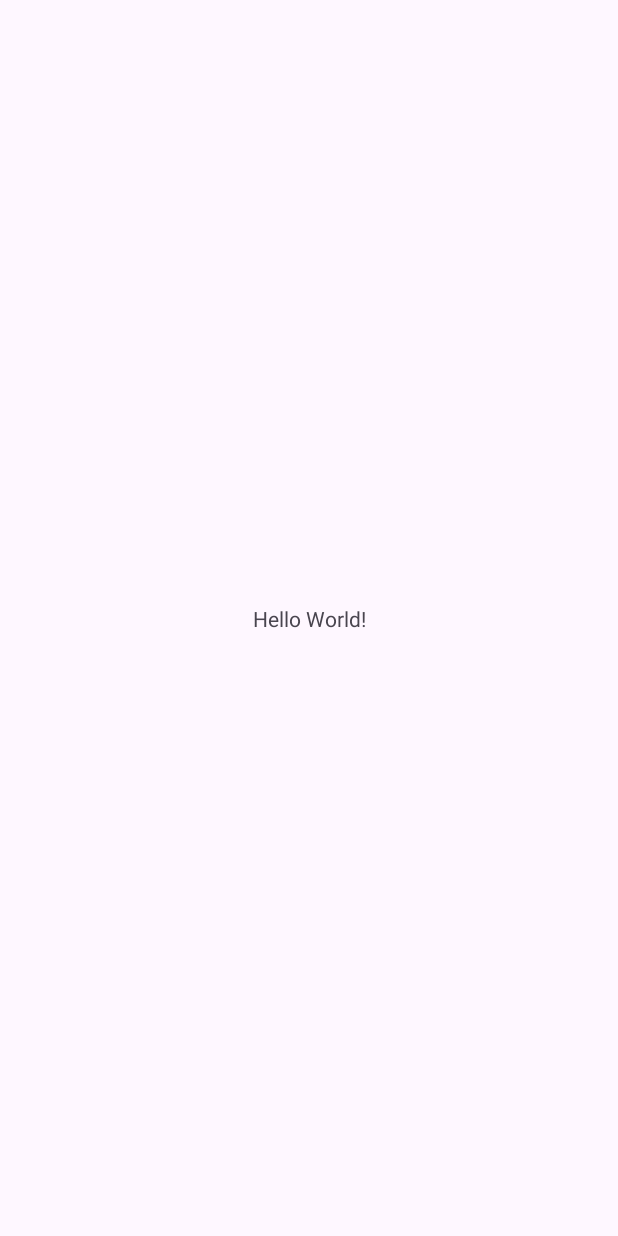
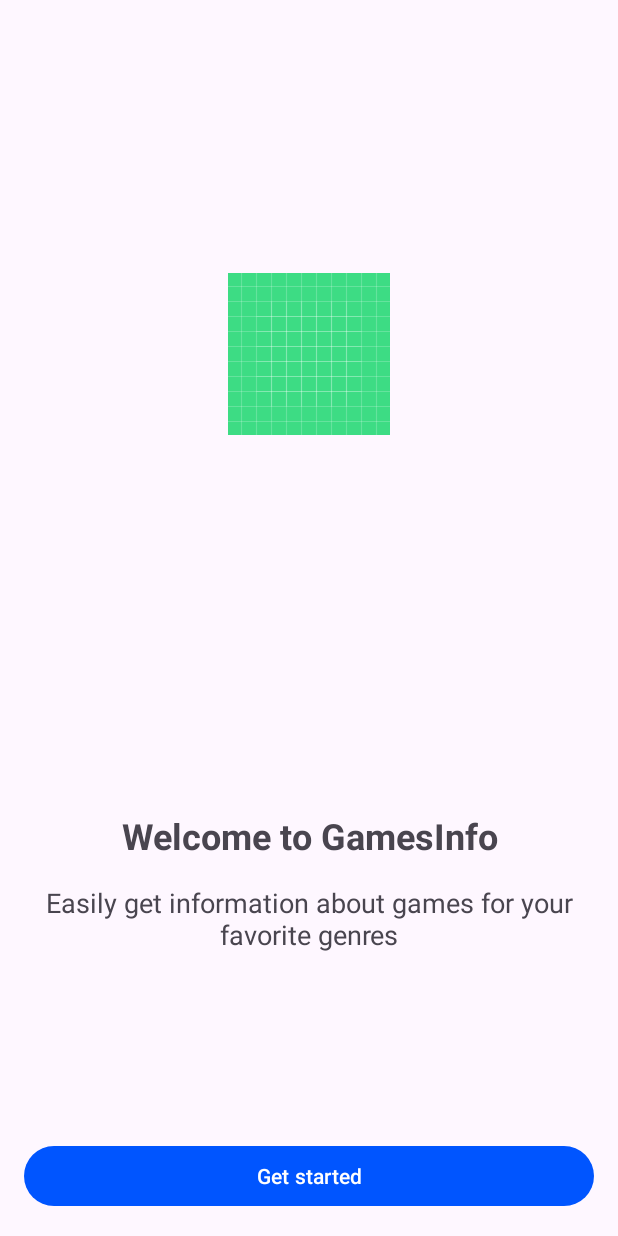
Before and after one commit to tvodnica/GamesInfoApp, an Android app: the screen it shows after launch (MainActivity), on a phone screen of 412 x 824 dp. Before the commit the screen is almost empty. Run offline under Robolectric (Android 15) with nearby library versions, the phone set to English and light mode, and no system bars.

Commit message:
Created welcome and genre selection screens, added saving and reading selected genres

```diff
--- a/app/build.gradle.kts
+++ b/app/build.gradle.kts
@@ -44,7 +44,10 @@ dependencies {
     implementation("androidx.appcompat:appcompat:1.6.1")
     implementation("com.google.android.material:material:1.10.0")
     implementation("androidx.constraintlayout:constraintlayout:2.1.4")
+    implementation("androidx.navigation:navigation-fragment-ktx:2.7.5")
+    implementation("androidx.navigation:navigation-ui-ktx:2.7.5")
     testImplementation("junit:junit:4.13.2")
     androidTestImplementation("androidx.test.ext:junit:1.1.5")
     androidTestImplementation("androidx.test.espresso:espresso-core:3.5.1")
+    implementation("androidx.preference:preference-ktx:1.2.1")
 }
--- /dev/null
+++ b/app/src/main/java/com/tvodnica/gamesinfo/view/WelcomeFragment.kt
@@ -0,0 +1,30 @@
+package com.tvodnica.gamesinfo.view
+
+import android.os.Bundle
+import android.view.LayoutInflater
+import android.view.View
+import android.view.ViewGroup
+import androidx.fragment.app.Fragment
+import androidx.navigation.fragment.findNavController
+import com.tvodnica.gamesinfo.R
+import com.tvodnica.gamesinfo.databinding.FragmentWelcomeBinding
+
+class WelcomeFragment : Fragment() {
+
+    private lateinit var binding: FragmentWelcomeBinding
+    override fun onCreateView(
+        inflater: LayoutInflater, container: ViewGroup?,
+        savedInstanceState: Bundle?
+    ): View? {
+        binding = FragmentWelcomeBinding.inflate(layoutInflater, container, false)
+        setupListeners()
+        return binding.root
+    }
+
+    private fun setupListeners() {
+        binding.btnGetStarted.setOnClickListener {
+             findNavController().navigate(R.id.action_welcome_to_genreSelection)
+        }
+    }
+
+}
--- /dev/null
+++ b/app/src/main/res/drawable/baseline_check_24.xml
@@ -0,0 +1,5 @@
+<vector android:height="24dp" android:tint="#000000"
+    android:viewportHeight="24" android:viewportWidth="24"
+    android:width="24dp" xmlns:android="http://schemas.android.com/apk/res/android">
+    <path android:fillColor="@android:color/white" android:pathData="M9,16.17L4.83,12l-1.42,1.41L9,19 21,7l-1.41,-1.41z"/>
+</vector>
--- a/app/src/main/res/layout/activity_main.xml
+++ b/app/src/main/res/layout/activity_main.xml
@@ -1,18 +1,19 @@
 <?xml version="1.0" encoding="utf-8"?>
-<androidx.constraintlayout.widget.ConstraintLayout xmlns:android="http://schemas.android.com/apk/res/android"
+<FrameLayout xmlns:android="http://schemas.android.com/apk/res/android"
     xmlns:app="http://schemas.android.com/apk/res-auto"
     xmlns:tools="http://schemas.android.com/tools"
     android:layout_width="match_parent"
     android:layout_height="match_parent"
     tools:context=".MainActivity">
 
-    <TextView
-        android:layout_width="wrap_content"
-        android:layout_height="wrap_content"
-        android:text="Hello World!"
-        app:layout_constraintBottom_toBottomOf="parent"
-        app:layout_constraintEnd_toEndOf="parent"
-        app:layout_constraintStart_toStartOf="parent"
-        app:layout_constraintTop_toTopOf="parent" />
+    <fragment
+        android:layout_width="match_parent"
+        android:layout_height="match_parent"
+        android:id="@+id/my_nav_host_fragment"
+        android:name="androidx.navigation.fragment.NavHostFragment"
+        app:navGraph="@navigation/mobile_navigation"
+        app:defaultNavHost="true"
+        />
 
-</androidx.constraintlayout.widget.ConstraintLayout>
+
+</FrameLayout>
--- /dev/null
+++ b/app/src/main/res/layout/fragment_welcome.xml
@@ -0,0 +1,60 @@
+<?xml version="1.0" encoding="utf-8"?>
+<LinearLayout xmlns:android="http://schemas.android.com/apk/res/android"
+    xmlns:tools="http://schemas.android.com/tools"
+    android:layout_width="match_parent"
+    android:layout_height="match_parent"
+    android:orientation="vertical"
+    android:padding="@dimen/screen_padding"
+    tools:context=".view.WelcomeFragment">
+
+    <FrameLayout
+        android:layout_width="match_parent"
+        android:layout_height="0dp"
+        android:layout_weight="5">
+
+        <ImageView
+            android:layout_width="wrap_content"
+            android:layout_height="wrap_content"
+            android:layout_gravity="center"
+            android:src="@drawable/ic_launcher_background" />
+    </FrameLayout>
+
+    <LinearLayout
+        android:layout_width="match_parent"
+        android:layout_height="0dp"
+        android:layout_weight="3"
+        android:gravity="center"
+        android:orientation="vertical">
+
+        <TextView
+            android:layout_width="match_parent"
+            android:layout_height="wrap_content"
+            android:layout_marginBottom="@dimen/screen_padding"
+            android:text="@string/welcome_to_gamesinfo"
+            android:textAlignment="center"
+            android:textSize="@dimen/h1"
+            android:textStyle="bold" />
+
+        <TextView
+            android:layout_width="match_parent"
+            android:layout_height="wrap_content"
+            android:text="@string/welcome_message"
+            android:textAlignment="center"
+            android:textSize="@dimen/h2" />
+    </LinearLayout>
+
+    <FrameLayout
+        android:layout_width="match_parent"
+        android:layout_height="0dp"
+        android:layout_weight="1">
+
+        <Button
+            android:id="@+id/btn_getStarted"
+            android:layout_width="match_parent"
+            android:layout_height="wrap_content"
+            android:layout_gravity="bottom"
+            android:text="@string/getstarted" />
+    </FrameLayout>
+
+
+</LinearLayout>
--- /dev/null
+++ b/app/src/main/res/navigation/mobile_navigation.xml
@@ -0,0 +1,22 @@
+<?xml version="1.0" encoding="utf-8"?>
+<navigation xmlns:android="http://schemas.android.com/apk/res/android"
+    xmlns:app="http://schemas.android.com/apk/res-auto"
+    xmlns:tools="http://schemas.android.com/tools"
+    android:id="@+id/mobile_navigation.xml"
+    app:startDestination="@id/welcomeFragment">
+
+    <fragment
+        android:id="@+id/welcomeFragment"
+        android:name="com.tvodnica.gamesinfo.view.WelcomeFragment"
+        android:label="fragment_welcome"
+        tools:layout="@layout/fragment_welcome" >
+        <action
+            android:id="@+id/action_welcome_to_genreSelection"
+            app:destination="@id/genreSelectionFragment" />
+    </fragment>
+    <fragment
+        android:id="@+id/genreSelectionFragment"
+        android:name="com.tvodnica.gamesinfo.view.GenreSelectionFragment"
+        android:label="fragment_genre_selection"
+        tools:layout="@layout/fragment_genre_selection" />
+</navigation>
--- a/app/src/main/res/values/colors.xml
+++ b/app/src/main/res/values/colors.xml
@@ -3,4 +3,6 @@
     <color name="black">#FF000000</color>
     <color name="white">#FFFFFFFF</color>
     <color name="blue">#FF0055FF</color>
+    <color name="lime">#00C300</color>
+    <color name="light_gray">#FCCC</color>
 </resources>
--- /dev/null
+++ b/app/src/main/res/values/dimens.xml
@@ -0,0 +1,7 @@
+<?xml version="1.0" encoding="utf-8"?>
+<resources>
+    <dimen name="h1">24dp</dimen>
+    <dimen name="h2">18dp</dimen>
+    <dimen name="h3">16dp</dimen>
+    <dimen name="screen_padding">16dp</dimen>
+</resources>
--- a/app/src/main/res/values/strings.xml
+++ b/app/src/main/res/values/strings.xml
@@ -1,3 +1,12 @@
 <resources>
     <string name="app_name">GamesInfo</string>
+    <string name="getstarted">Get started</string>
+    <!-- TODO: Remove or change this placeholder text -->
+    <string name="hello_blank_fragment">Hello blank fragment</string>
+    <string name="welcome_message">Easily get information about games for your favorite genres</string>
+    <string name="welcome_to_gamesinfo">Welcome to GamesInfo</string>
+    <string name="let_s_select_some_genres">Let\'s select some genres</string>
+    <string name="genre_select_message">Choose your favorite and as many as you\'d like. You can edit this later at any time.</string>
+    <string name="finish">Finish</string>
+    <string name="select_at_least_one_genre">We have to select at least one genre. It\'s the law :P</string>
 </resources>
```
Also changed, not shown: app/src/main/java/com/tvodnica/gamesinfo/adapters/GenreSelectionAdapter.kt (added, +49 -0 lines), app/src/main/java/com/tvodnica/gamesinfo/helpers/Helper.kt (added, +31 -0 lines), app/src/main/java/com/tvodnica/gamesinfo/model/Genre.kt (added, +9 -0 lines), app/src/main/java/com/tvodnica/gamesinfo/view/GenreSelectionFragment.kt (added, +52 -0 lines), app/src/main/res/layout/fragment_genre_selection.xml (added, +55 -0 lines), app/src/main/res/layout/item_genre.xml (added, +47 -0 lines).
